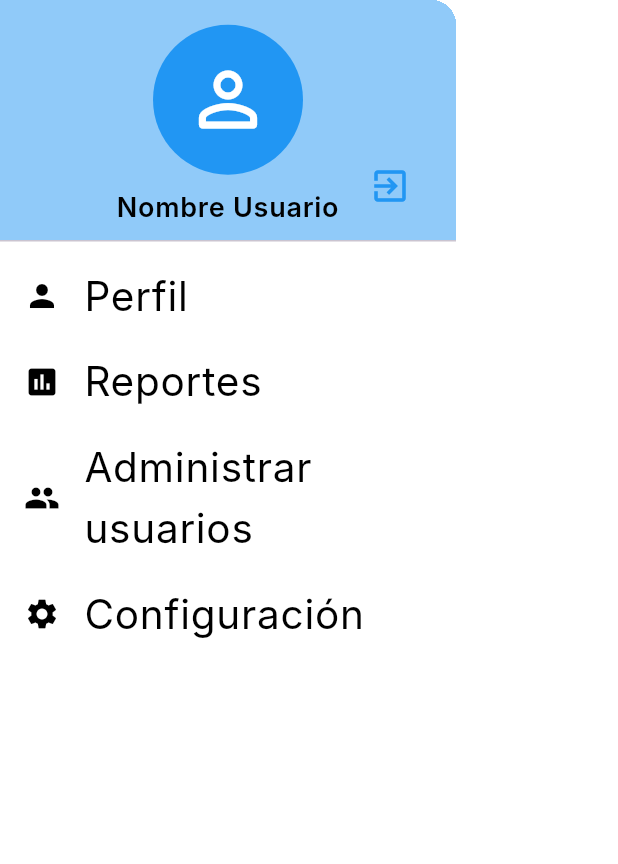
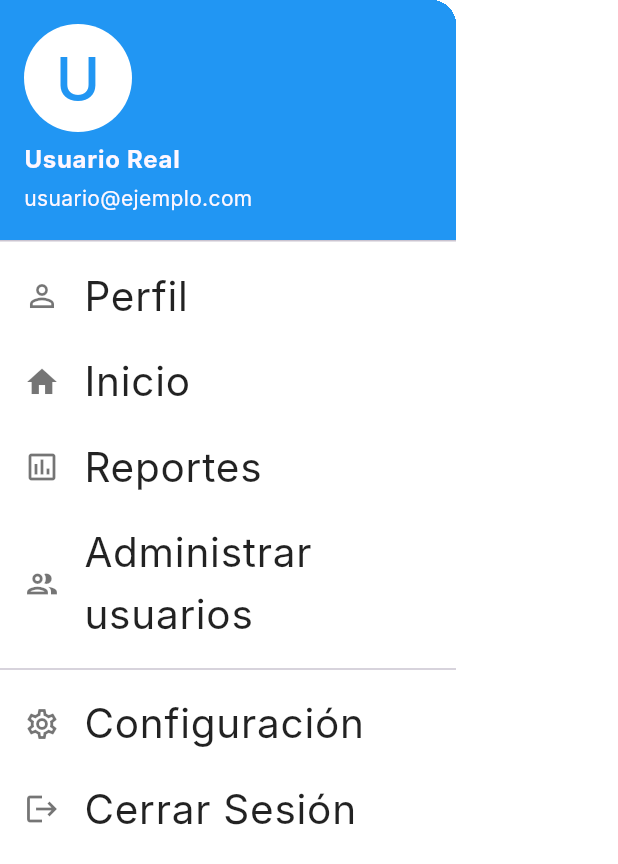
Before and after one commit to Edgarbri26/sicv_flutter, a Flutter app: the Menu widget shown alone on an empty page, opened directly, on a phone screen of 412 x 824 dp. Shown: the top 864 px of the screen. Run offline on Flutter 3.47's test engine with Material 3 defaults, Android fonts, the phone set to English and light mode, and no system bars; our stand-ins replace fl_chart, image_picker, material_symbols_icons; Roboto replaces fonts that are missing (Inter).

Commit message:
mejora en el menu principal

```diff
--- a/lib/ui/pages/report_dashboard_page.dart
+++ b/lib/ui/pages/report_dashboard_page.dart
@@ -4,6 +4,7 @@ import 'package:sicv_flutter/ui/views/clients_view.dart';
 import 'package:sicv_flutter/ui/views/finance_view.dart';
 import 'package:sicv_flutter/ui/views/inventory_view.dart';
 import 'package:sicv_flutter/ui/views/summary_view.dart';
+import 'package:sicv_flutter/ui/widgets/menu.dart';
 
 /// ReportDashboardPage
 ///
@@ -38,6 +39,7 @@ class _ReportDashboardPageState extends State<ReportDashboardPage> {
         title: const Text('Dashboard de Reportes'),
         elevation: 1,
       ),
+      drawer: const Menu(),
       // LayoutBuilder es la clave de la responsividad.
       // Nos da "constraints" (restricciones) del widget padre.
       body: LayoutBuilder(
--- a/lib/ui/pages/user_management.dart
+++ b/lib/ui/pages/user_management.dart
@@ -2,6 +2,7 @@
 
 import 'package:flutter/material.dart';
 import 'package:sicv_flutter/ui/widgets/admin/add_user_form_seet.dart';
+import 'package:sicv_flutter/ui/widgets/menu.dart';
 // Importa el nuevo formulario que crearemos (mira el paso 2)
 // import 'package:tu_proyecto/widgets/admin/add_user_form_sheet.dart';
 
@@ -132,6 +133,7 @@ class _AdminUserManagementPageState extends State<AdminUserManagementPage> {
           ),
         ],
       ),
+      drawer: const Menu(),
       body: Column(
         children: [
           // --- SECCIÓN DE FILTROS ---
--- a/lib/ui/widgets/menu.dart
+++ b/lib/ui/widgets/menu.dart
@@ -1,122 +1,214 @@
 import 'package:flutter/material.dart';
-import 'package:sicv_flutter/core/theme/app_colors.dart';
+import 'package:sicv_flutter/core/theme/app_colors.dart'; // Mantienes tus colores
+import 'package:sicv_flutter/ui/pages/home_page.dart';
 import 'package:sicv_flutter/ui/pages/login_page.dart';
 import 'package:sicv_flutter/ui/pages/report_dashboard_page.dart';
 import 'package:sicv_flutter/ui/pages/settings_page.dart';
 import 'package:sicv_flutter/ui/pages/user_management.dart';
+// Asume que tienes una página de perfil
+// import 'package/sicv_flutter/ui/pages/profile_page.dart';
 
 class Menu extends StatelessWidget {
-  const Menu({super.key});
+  // --- MEJORA: Recibe la ruta actual para resaltar ---
+  final String currentPageRoute; // Ejemplo: '/home', '/reports', '/users'
+
+  const Menu({
+    super.key,
+    this.currentPageRoute = '', // Valor por defecto si no se pasa
+  });
 
   @override
   Widget build(BuildContext context) {
+    // --- MEJORA: Simula datos del usuario (deberías obtenerlos del estado global) ---
+    const String userName = "Usuario Real"; // Reemplaza con datos reales
+    const String userEmail = "usuario@ejemplo.com"; // Reemplaza con datos reales
+    final String userInitials = userName.isNotEmpty ? userName.substring(0, 1).toUpperCase() : '?';
+
     return Drawer(
       backgroundColor: Colors.white,
       child: ListView(
         padding: EdgeInsets.zero,
         children: <Widget>[
-          DrawerHeader(
-            decoration: const BoxDecoration(color: AppColors.iconPassive),
-            child: Stack(
-              children: [
-                Center(
-                  child: Column(
-                    mainAxisAlignment: MainAxisAlignment.center,
-                    children: [
-                      CircleAvatar(
-                        radius: 50,
-                        backgroundColor: AppColors.primary,
-                        child: Icon(
-                          Icons.person_outline_rounded,
-                          size: 58,
-                          color: AppColors.secondary,
+          // --- MEJORA: Usa UserAccountsDrawerHeader ---
+          UserAccountsDrawerHeader(
+            accountName: const Text(
+              userName,
+              style: TextStyle(fontWeight: FontWeight.bold, fontSize: 16),
+            ),
+            accountEmail: Text(userEmail),
+            currentAccountPicture: CircleAvatar(
+              backgroundColor: AppColors.secondary, // O usa una imagen
+              child: Text(
+                userInitials,
+                style: const TextStyle(fontSize: 40.0, color: AppColors.primary),
               ),
             ),
-                      const SizedBox(height: 8),
-                      Text(
-                        'Nombre Usuario',
-                        style: const TextStyle(
-                          color: Colors.black,
-                          fontSize: 18,
-                          fontWeight: FontWeight.w600,
+            decoration: const BoxDecoration(
+              color: AppColors.primary, // Usa tu color primario
             ),
-                        textAlign: TextAlign.center,
+            // Puedes añadir otros avatares aquí si quieres
+            // otherAccountsPictures: <Widget>[ ... ],
           ),
-                    ],
-                  ),
-                ),
-                Positioned(
-                  right: 4,
-                  bottom: 4,
-                  child: Tooltip(
-                    message: 'Cerrar sesión',
-                    preferBelow: false,
-                    child: IconButton(
-                      icon: Icon(Icons.exit_to_app, color: AppColors.primary),
-                      iconSize: 28,
-                      onPressed: () {
-                        // No hace nada
-                        Navigator.pop(context);
-                        Navigator.push(
-                          context,
-                          MaterialPageRoute(builder: (_) => const LoginPage()),
-                        );
+
+          // --- MEJORA: Usa _buildMenuItem helper ---
+          _buildMenuItem(
+            context: context,
+            icon: Icons.person_outline, // Icono de perfil
+            title: 'Perfil',
+            route: '/profile', // Asume que tienes una ruta para perfil
+            currentPageRoute: currentPageRoute,
+            onTap: () {
+              // Navigator.push(context, MaterialPageRoute(builder: (_) => ProfilePage()));
+              // O mejor con rutas nombradas:
+              Navigator.pushReplacementNamed(context, '/profile');
             },
           ),
-                  ),
-                ),
-              ],
-            ),
-          ),
-          ListTile(
-            leading: const Icon(Icons.person, color: Colors.black),
-            title: const Text('Perfil', style: TextStyle(color: Colors.black)),
-            onTap: () {},
-          ),
-          ListTile(
-            leading: const Icon(Icons.assessment, color: Colors.black),
-            title: const Text(
-              'Reportes',
-              style: TextStyle(color: Colors.black),
-            ),
+          _buildMenuItem(
+            context: context,
+            icon: Icons.home, // Icono de reportes
+            title: 'Inicio',
+            route: '/home',
+            currentPageRoute: currentPageRoute,
             onTap: () {
-              Navigator.pop(context);
-                        Navigator.push(
+              Navigator.pushReplacement(
                 context,
-                          MaterialPageRoute(builder: (_) => ReportDashboardPage()),
+                MaterialPageRoute(builder: (_) => const HomePage()),
               );
+              // O mejor con rutas nombradas:
+              // Navigator.pushReplacementNamed(context, '/reports');
             },
           ),
-          ListTile(
-            leading: const Icon(Icons.group, color: Colors.black),
-            title: const Text(
-              'Administrar usuarios',
-              style: TextStyle(color: Colors.black),
+          _buildMenuItem(
+            context: context,
+            icon: Icons.assessment_outlined, // Icono de reportes
+            title: 'Reportes',
+            route: '/reports',
+            currentPageRoute: currentPageRoute,
+            onTap: () {
+              Navigator.pushReplacement(
+                context,
+                MaterialPageRoute(builder: (_) => const ReportDashboardPage()),
+              );
+              // O mejor con rutas nombradas:
+              // Navigator.pushReplacementNamed(context, '/reports');
+            },
           ),
+          _buildMenuItem(
+            context: context,
+            icon: Icons.group_outlined, // Icono de usuarios
+            title: 'Administrar usuarios',
+            route: '/users',
+            currentPageRoute: currentPageRoute,
             onTap: () {
-              Navigator.pop(context);
-              Navigator.push(
+              Navigator.pushReplacement(
                 context,
                 MaterialPageRoute(builder: (_) => AdminUserManagementPage()),
               );
+              // O mejor con rutas nombradas:
+              // Navigator.pushReplacementNamed(context, '/users');
             },
           ),
-          ListTile(
-            leading: const Icon(Icons.settings, color: Colors.black),
-            title: const Text(
-              'Configuración',
-              style: TextStyle(color: Colors.black),
-            ),
+
+          // --- MEJORA: Separador antes de configuración y logout ---
+          const Divider(thickness: 1),
+
+          _buildMenuItem(
+            context: context,
+            icon: Icons.settings_outlined, // Icono de configuración
+            title: 'Configuración',
+            route: '/settings',
+            currentPageRoute: currentPageRoute,
             onTap: () {
-              Navigator.pop(context);
               Navigator.push(
                 context,
                 MaterialPageRoute(builder: (_) => const SettingsScreen()),
               );
+              // O mejor con rutas nombradas:
+              // Navigator.pushReplacementNamed(context, '/settings');
             },
+          ),
+
+          // --- MEJORA: Logout al final con confirmación ---
+          _buildMenuItem(
+            context: context,
+            icon: Icons.logout, // Icono de logout
+            title: 'Cerrar Sesión',
+            onTap: () => _showLogoutConfirmation(context), // Llama al diálogo
           ),
         ],
       ),
     );
   }
+
+  /// Helper para construir los ListTile del menú y manejar el estado 'selected'
+  Widget _buildMenuItem({
+    required BuildContext context,
+    required IconData icon,
+    required String title,
+    required VoidCallback onTap,
+    String route = '', // Ruta asociada a este item
+    String currentPageRoute = '', // Ruta actual de la app
+  }) {
+    // Determina si este item es el seleccionado
+    final bool isSelected = route.isNotEmpty && route == currentPageRoute;
+
+    return ListTile(
+      leading: Icon(
+        icon,
+        // --- MEJORA: Usa colores del tema o resalta si está seleccionado ---
+        color: isSelected ? Theme.of(context).primaryColor : Colors.black54,
+      ),
+      title: Text(
+        title,
+        style: TextStyle(
+          color: isSelected ? Theme.of(context).primaryColor : Colors.black87,
+          fontWeight: isSelected ? FontWeight.bold : FontWeight.normal,
+        ),
+      ),
+      // --- MEJORA: Efecto visual al seleccionar ---
+      selected: isSelected,
+      selectedTileColor: Theme.of(context).primaryColor.withOpacity(0.1),
+      onTap: () {
+        Navigator.pop(context); // Cierra el drawer ANTES de navegar
+        // Pequeña espera para que el drawer se cierre suavemente (opcional)
+        Future.delayed(const Duration(milliseconds: 150), onTap);
+      },
+    );
   }
+
+  /// Muestra un diálogo de confirmación antes de cerrar sesión
+  void _showLogoutConfirmation(BuildContext context) {
+    showDialog(
+      context: context,
+      builder: (BuildContext dialogContext) {
+        return AlertDialog(
+          title: const Text('Confirmar Cierre de Sesión'),
+          content: const Text('¿Estás seguro de que deseas cerrar sesión?'),
+          actions: <Widget>[
+            TextButton(
+              child: const Text('Cancelar'),
+              onPressed: () {
+                Navigator.of(dialogContext).pop(); // Cierra el diálogo
+              },
+            ),
+            TextButton(
+              child: Text('Cerrar Sesión', style: TextStyle(color: Colors.red[700])),
+              onPressed: () {
+                Navigator.of(dialogContext).pop(); // Cierra el diálogo
+                Navigator.pop(context); // Cierra el drawer si sigue abierto
+
+                // --- MEJORA: Usa pushAndRemoveUntil para limpiar la pila de navegación ---
+                Navigator.pushAndRemoveUntil(
+                  context,
+                  MaterialPageRoute(builder: (_) => const LoginPage()),
+                  (Route<dynamic> route) => false, // Elimina todas las rutas anteriores
+                );
+                // Aquí también deberías limpiar el estado de autenticación (tokens, etc.)
+              },
+            ),
+          ],
+        );
+      },
+    );
+  }
+}
```
Also changed, not shown: lib/ui/screen/purchase_screen.dart (+21 -14 lines). Lines whose indentation alone changed are shown as unchanged.
